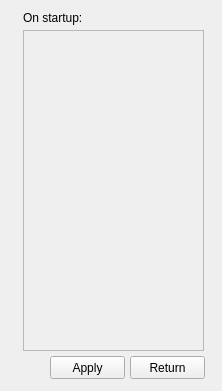
Qt form src/nrvApp/SettingsEditor.ui (tmpearce/NERVE) before a commit.
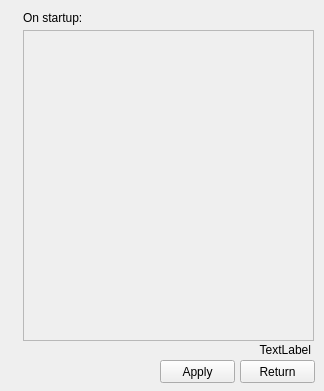
The same form after that commit. The open tabs and pages were chosen to show the change.

```diff
--- a/src/nrvApp/SettingsEditor.ui
+++ b/src/nrvApp/SettingsEditor.ui
@@ -6,7 +6,7 @@
    <rect>
     <x>0</x>
     <y>0</y>
-    <width>222</width>
+    <width>324</width>
     <height>391</height>
    </rect>
   </property>
@@ -18,8 +18,8 @@
     <rect>
      <x>10</x>
      <y>0</y>
-     <width>201</width>
-     <height>381</height>
+     <width>311</width>
+     <height>391</height>
     </rect>
    </property>
    <property name="currentIndex">
@@ -117,8 +117,8 @@
       <rect>
        <x>13</x>
        <y>30</y>
-       <width>181</width>
-       <height>321</height>
+       <width>291</width>
+       <height>311</height>
       </rect>
      </property>
      <property name="widgetResizable">
@@ -129,30 +129,17 @@
        <rect>
         <x>0</x>
         <y>0</y>
-        <width>179</width>
-        <height>319</height>
+        <width>289</width>
+        <height>309</height>
        </rect>
       </property>
      </widget>
     </widget>
-    <widget class="QPushButton" name="buttonApply">
-     <property name="geometry">
-      <rect>
-       <x>40</x>
-       <y>356</y>
-       <width>75</width>
-       <height>23</height>
-      </rect>
-     </property>
-     <property name="text">
-      <string>Apply</string>
-     </property>
-    </widget>
     <widget class="QPushButton" name="buttonReturn">
      <property name="geometry">
       <rect>
-       <x>120</x>
-       <y>356</y>
+       <x>230</x>
+       <y>360</y>
        <width>75</width>
        <height>23</height>
       </rect>
@@ -161,6 +148,35 @@
       <string>Return</string>
      </property>
     </widget>
+    <widget class="QLabel" name="Status_Text">
+     <property name="geometry">
+      <rect>
+       <x>150</x>
+       <y>340</y>
+       <width>151</width>
+       <height>20</height>
+      </rect>
+     </property>
+     <property name="text">
+      <string>TextLabel</string>
+     </property>
+     <property name="alignment">
+      <set>Qt::AlignRight|Qt::AlignTrailing|Qt::AlignVCenter</set>
+     </property>
+    </widget>
+    <widget class="QPushButton" name="buttonApply">
+     <property name="geometry">
+      <rect>
+       <x>150</x>
+       <y>360</y>
+       <width>75</width>
+       <height>23</height>
+      </rect>
+     </property>
+     <property name="text">
+      <string>Apply</string>
+     </property>
+    </widget>
    </widget>
    <widget class="QWidget" name="page_3">
     <widget class="QPushButton" name="buttonReturn_2">
```
Left out of the diff: 60 changed lines with no effect on the pictures.
